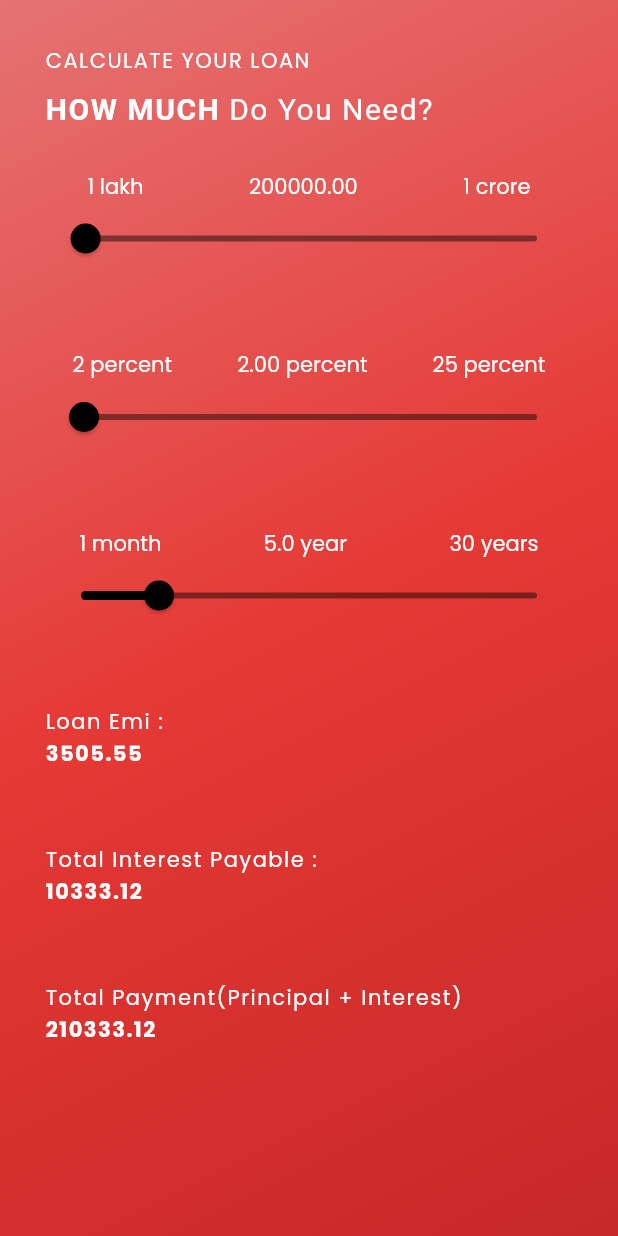
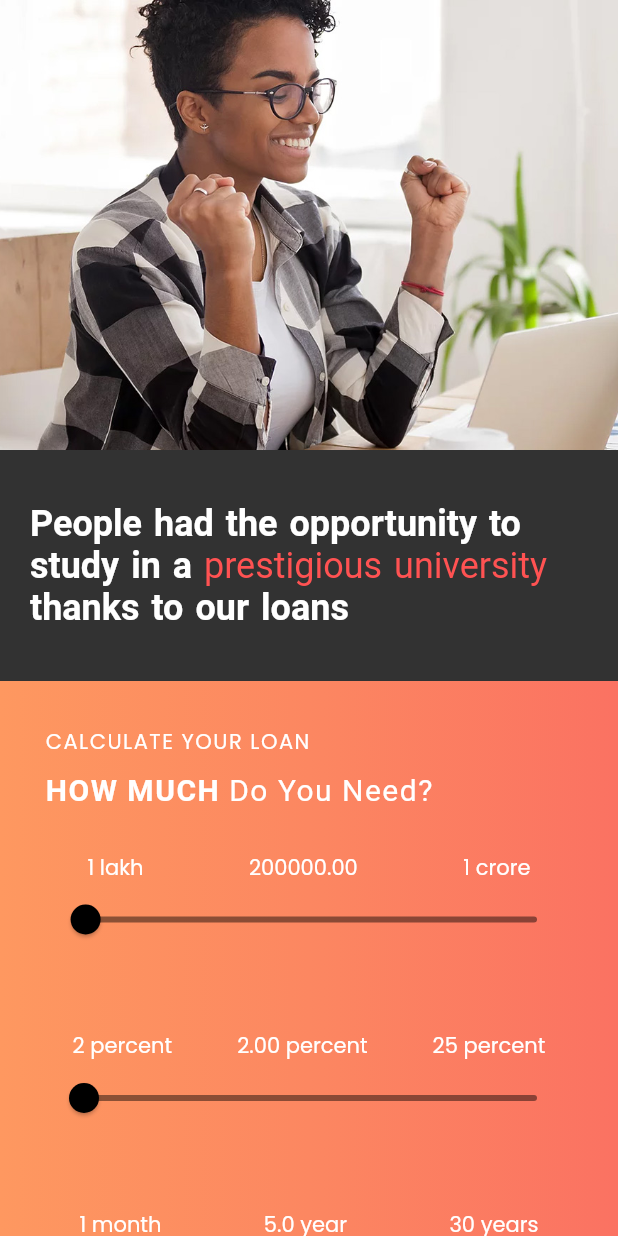
Before and after one commit to rounakraj03/loan-flutter, a Flutter app: the EmiCalculatorWidget widget shown alone on an empty page, opened directly, on a phone screen of 412 x 824 dp. Run offline on Flutter 3.47's test engine with Material 2 defaults, Android fonts, the phone set to English and light mode, and no system bars; our stand-ins replace carousel_slider, dio, dots_indicator, google_fonts, visibility_detector.

Commit message:
now work process

```diff
--- a/lib/res/assets.dart
+++ b/lib/res/assets.dart
@@ -11,6 +11,7 @@ class Assets {
   static const String imageFrame = "assets/images/frame.jpg";
   static const String imageFrame2 = "assets/images/frame2.png";
   static const String secondWidgetImage = "assets/images/secondWidgetImage.jpg";
+  static const String sliderGirlImage = "assets/images/sliderGirlImage.png";
 
   static const String offer1 = "assets/images/offer1.png";
   static const String offer2 = "assets/images/offer2.png";
--- a/lib/widgets/customElevatedButton.dart
+++ b/lib/widgets/customElevatedButton.dart
@@ -52,6 +52,63 @@ class _CustomElevatedButtonState extends State<CustomElevatedButton> {
             )
         ),
         child: Center(child: Text(widget.child, style: TextStyle(letterSpacing: 1, wordSpacing: 1),)),
+      ),
+    );
+  }
+}
+class CustomWhiteElevatedButton extends StatefulWidget {
+  String child;
+  VoidCallback onPressed;
+  CustomWhiteElevatedButton({super.key, required this.child, required this.onPressed});
+
+  @override
+  State<CustomWhiteElevatedButton> createState() => _CustomWhiteElevatedButtonState();
+}
+
+class _CustomWhiteElevatedButtonState extends State<CustomWhiteElevatedButton> {
+
+  List<Color> onHoverGradient = [Color(0xff323232),Color(0xff323232)];
+  List<Color> onNonHoverGradient = [Colors.white,Colors.white,Colors.white,Colors.white,];
+  bool isHovering = false;
+  @override
+  Widget build(BuildContext context) {
+    double width = MediaQuery.of(context).size.width;
+    return InkWell(
+      focusColor: Colors.transparent,
+      hoverColor: Colors.transparent,
+      splashColor: Colors.transparent,
+      highlightColor: Colors.transparent,
+      onHover: (value) {
+        setState(() {
+          isHovering = value;
+        });
+      },
+      onTapDown: (details){
+        setState(() {
+          isHovering = true;
+        });
+      },
+      onTapCancel: () {
+        setState(() {
+          isHovering = false;
+        });
+      },
+      onTapUp: (details){
+        setState(() {
+          isHovering = false;
+        });
+      },
+      child: AnimatedContainer(
+        duration: Duration(milliseconds: 300),
+        width: width * 0.6,
+        height: 50,
+        decoration: BoxDecoration(
+            borderRadius: BorderRadius.circular(5),
+            gradient: LinearGradient(
+                colors: isHovering ? onHoverGradient : onNonHoverGradient,
+            )
+        ),
+        child: Center(child: Text(widget.child, style: TextStyle(letterSpacing: 1, wordSpacing: 1, color: isHovering ? Colors.white : Colors.black),)),
       ),
     );
   }
--- a/lib/widgets/emi_calculator.dart
+++ b/lib/widgets/emi_calculator.dart
@@ -1,5 +1,8 @@
 import 'package:flutter/material.dart';
 import 'dart:math';
+
+import 'package:flutter_loan/res/assets.dart';
+import 'package:flutter_loan/widgets/customElevatedButton.dart';
 
 
 class EmiCalculatorWidget extends StatefulWidget {
@@ -45,14 +48,35 @@ class _EmiCalculatorWidgetState extends State<EmiCalculatorWidget> {
   @override
   Widget build(BuildContext context) {
     double width = MediaQuery.of(context).size.width;
-    return Container(
+    return Column(
+      children: [
+        SizedBox(
+          width: width,
+            height: 300,
+            child: Image.asset(Assets.sliderGirlImage, fit: BoxFit.cover,)),
+        Container(
+          padding: EdgeInsets.symmetric(vertical: 35, horizontal: 20),
+          color: Color(0xff323232),
+          child: RichText(
+            text: TextSpan(
+               style: TextStyle(color: Colors.white, fontWeight: FontWeight.w600, fontSize: 24, wordSpacing: 2),
+              children: [
+                TextSpan(text:"People had the opportunity to study in a " ),
+                TextSpan(text:"prestigious university ", style: TextStyle(color: Colors.redAccent, fontWeight: FontWeight.normal)),
+                TextSpan(text:"thanks to our loans"),
+              ]
+            ),
+          ),
+        ),
+        Container(
           padding: EdgeInsets.symmetric(vertical: 30, horizontal: 30),
           width: width,
           decoration: BoxDecoration(
             gradient: LinearGradient(
-          colors: [Colors.red.shade300, Colors.red.shade600, Colors.red.shade800],
-          begin: Alignment.topLeft,
-          end: Alignment.bottomRight
+              // colors: [Colors.red.shade300, Colors.red.shade600, Colors.red.shade800],
+              colors: [Color(0xfffe9860),Color(0xfffc8761), Color(0xfffb7262)],
+              // begin: Alignment.topLeft,
+              // end: Alignment.bottomRight
             )
           ),
           child: Column(
@@ -64,7 +88,7 @@ class _EmiCalculatorWidgetState extends State<EmiCalculatorWidget> {
                   text:  TextSpan(
                     children:  [
                       TextSpan(
-                    text: "HOW MUCH ", style: TextStyle(fontWeight: FontWeight.w700, letterSpacing: 1, fontSize: 20)
+                        text: "HOW MUCH ", style: TextStyle(fontWeight: FontWeight.bold, letterSpacing: 1, fontSize: 20)
                       ),
                       TextSpan(
                         text: "Do You Need?", style: TextStyle(letterSpacing: 1, fontSize: 20)
@@ -146,18 +170,24 @@ class _EmiCalculatorWidgetState extends State<EmiCalculatorWidget> {
 
                   SizedBox(height: 50,),
                   Text("Loan Emi :", style: TextStyle(letterSpacing: 1),),
-              Text(emiValue.toStringAsFixed(2), style: TextStyle(letterSpacing: 1, fontWeight: FontWeight.bold),),
+                  Text(emiValue.toStringAsFixed(2), style: TextStyle(letterSpacing: 1, fontWeight: FontWeight.bold, fontSize: 28),),
                   SizedBox(height: 50,),
                   Text("Total Interest Payable :", style: TextStyle(letterSpacing: 1),),
-              Text(totalInterest.toStringAsFixed(2), style: TextStyle(letterSpacing: 1, fontWeight: FontWeight.bold),),
+                  Text(totalInterest.toStringAsFixed(2), style: TextStyle(letterSpacing: 1, fontWeight: FontWeight.bold, fontSize: 28),),
                   SizedBox(height: 50,),
                   Text("Total Payment(Principal + Interest)", style: TextStyle(letterSpacing: 1),),
-              Text((_sliderValueAmount+totalInterest).toStringAsFixed(2), style: TextStyle(letterSpacing: 1, fontWeight: FontWeight.bold),)
+                  Text((_sliderValueAmount+totalInterest).toStringAsFixed(2), style: TextStyle(letterSpacing: 1, fontWeight: FontWeight.bold, fontSize: 28),),
+
+                  SizedBox(height: 70,),
+                  CustomWhiteElevatedButton(child: "APPLY FOR THIS LOAN", onPressed: (){}),
+                  SizedBox(height: 20,)
                 ],
               )
 
             ],
           ),
+        ),
+      ],
     );
   }
 }
--- a/lib/widgets/homeWidgets.dart
+++ b/lib/widgets/homeWidgets.dart
@@ -399,7 +399,7 @@ class _HomeFourWidgetState extends State<HomeFourWidget> {
                     carouselController: buttonCarouselController,
                     options: CarouselOptions(
                       height: 250,
-                      viewportFraction: 0.9,
+                      viewportFraction: 1,
                       initialPage: 0,
                       enableInfiniteScroll: true,
                       reverse: false,
```
Also changed, not shown: assets/images/sliderGirlImage.png (added). Lines whose indentation alone changed are shown as unchanged.
